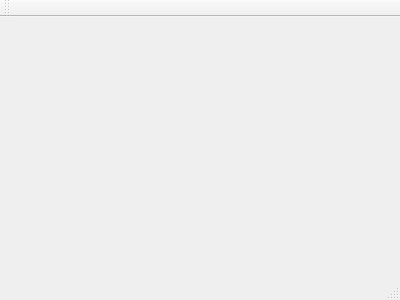
Old version of the form mainwindow.ui in the repository balintr/nijinsei.
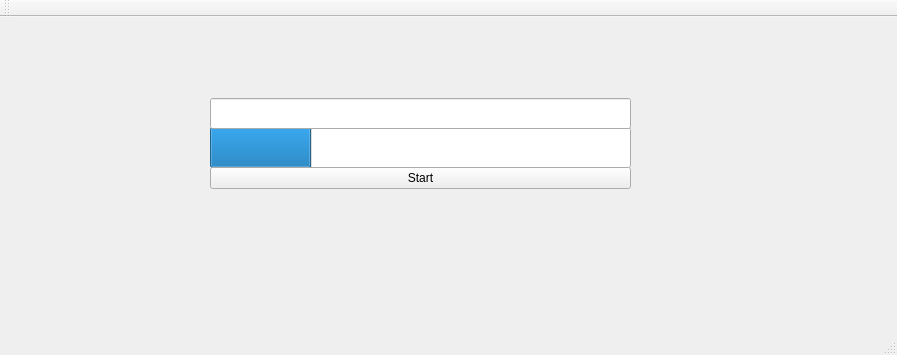
New version of the form.

Commit message: Added ui for testing and parse progress tracking

What changed in the file:
```diff
--- a/mainwindow.ui
+++ b/mainwindow.ui
@@ -1,24 +1,79 @@
 <ui version="4.0">
  <class>MainWindow</class>
- <widget class="QMainWindow" name="MainWindow" >
-  <property name="geometry" >
+ <widget class="QMainWindow" name="MainWindow">
+  <property name="geometry">
    <rect>
     <x>0</x>
     <y>0</y>
-    <width>400</width>
-    <height>300</height>
+    <width>897</width>
+    <height>355</height>
    </rect>
   </property>
   <property name="windowTitle" >
    <string>MainWindow</string>
   </property>
-  <widget class="QMenuBar" name="menuBar" />
-  <widget class="QToolBar" name="mainToolBar" />
-  <widget class="QWidget" name="centralWidget" />
-  <widget class="QStatusBar" name="statusBar" />
+  <widget class="QWidget" name="centralWidget">
+   <widget class="QProgressBar" name="progressBar">
+    <property name="geometry">
+     <rect>
+      <x>210</x>
+      <y>110</y>
+      <width>421</width>
+      <height>41</height>
+     </rect>
+    </property>
+    <property name="value">
+     <number>24</number>
+    </property>
+    <property name="format">
+     <string/>
+    </property>
+   </widget>
+   <widget class="QPushButton" name="pushButton">
+    <property name="geometry">
+     <rect>
+      <x>210</x>
+      <y>150</y>
+      <width>421</width>
+      <height>22</height>
+     </rect>
+    </property>
+    <property name="text">
+     <string>Start</string>
+    </property>
+   </widget>
+   <widget class="QLineEdit" name="lineEdit">
+    <property name="geometry">
+     <rect>
+      <x>210</x>
+      <y>81</y>
+      <width>421</width>
+      <height>31</height>
+     </rect>
+    </property>
+   </widget>
+  </widget>
+  <widget class="QMenuBar" name="menuBar">
+   <property name="geometry">
+    <rect>
+     <x>0</x>
+     <y>0</y>
+     <width>897</width>
+     <height>19</height>
+    </rect>
+   </property>
+  </widget>
+  <widget class="QToolBar" name="mainToolBar">
+   <attribute name="toolBarArea">
+    <enum>TopToolBarArea</enum>
+   </attribute>
+   <attribute name="toolBarBreak">
+    <bool>false</bool>
+   </attribute>
+  </widget>
+  <widget class="QStatusBar" name="statusBar"/>
  </widget>
- <layoutDefault spacing="6" margin="11" />
- <pixmapfunction></pixmapfunction>
+ <layoutdefault spacing="6" margin="11"/>
  <resources/>
  <connections/>
 </ui>
```
Left out of the diff: 3 changed lines with no effect on the pictures. The commit also changes 4 other files.
